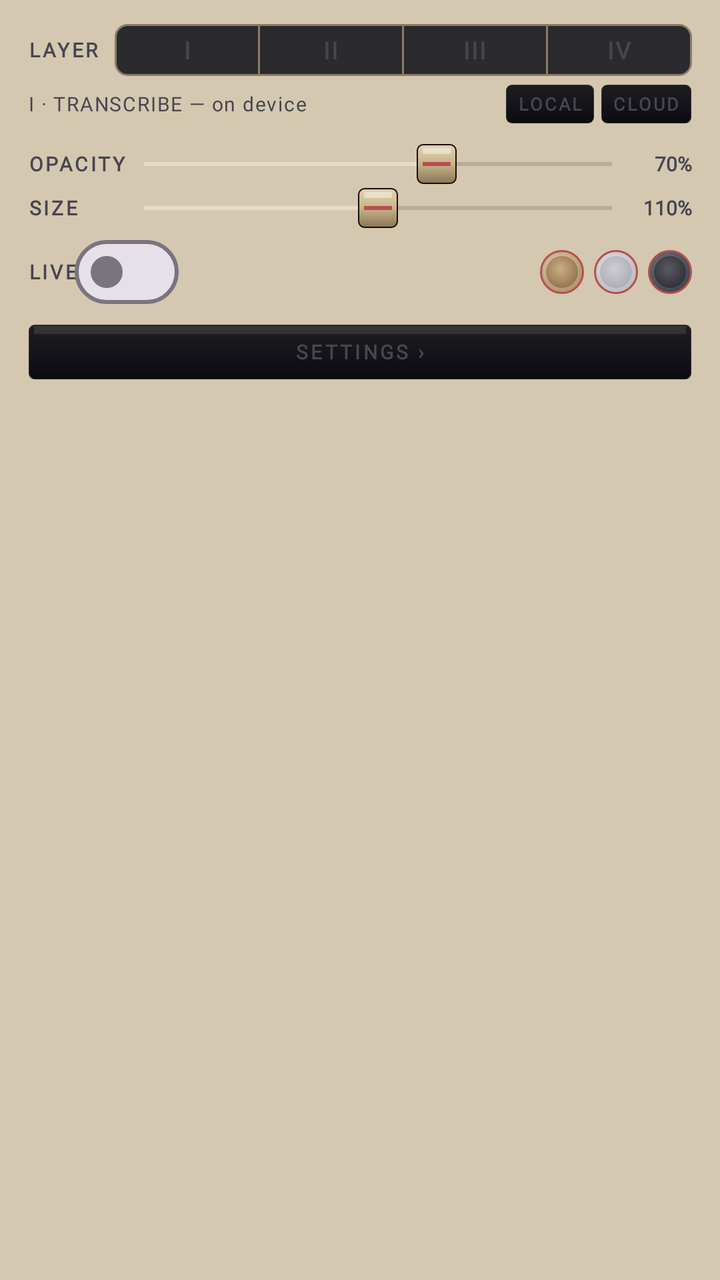
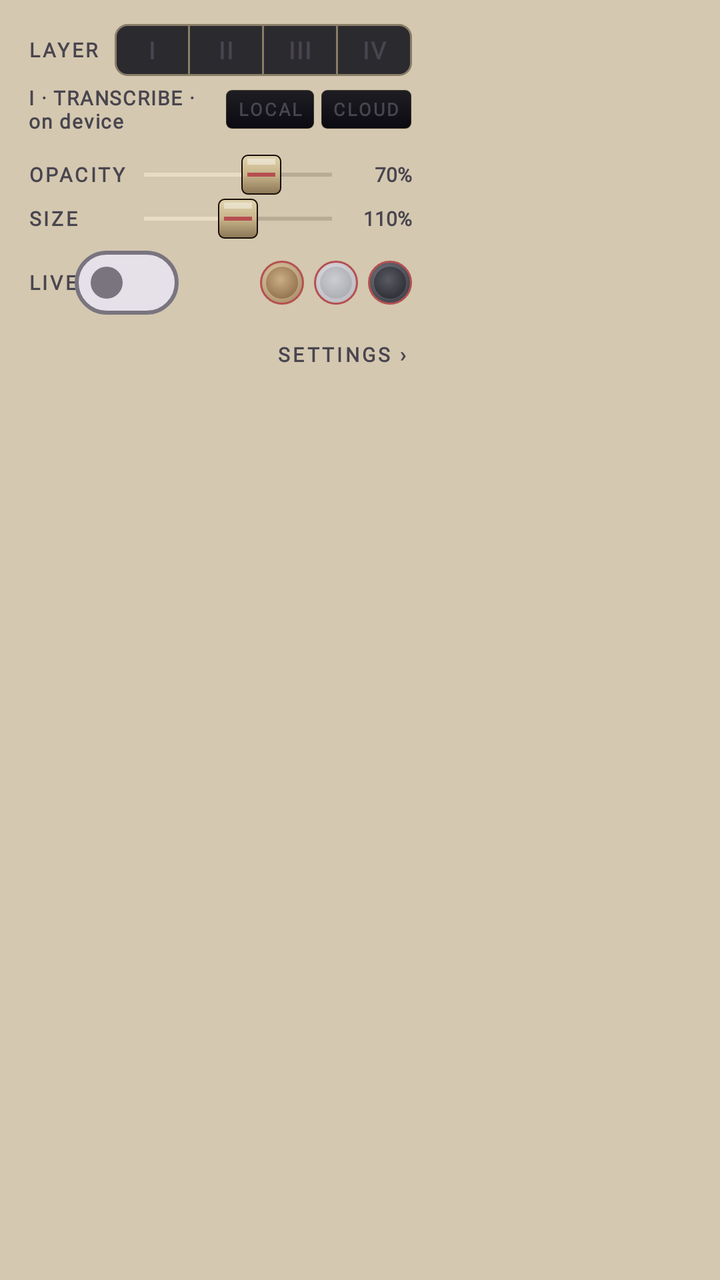

Compare the two renders of this Android layout. The source of the first and the diff that turns it into the second are given below.
<!-- AndroidManifest.xml: application theme Theme.WhatIMeant -->
<!-- res/layout/bubble_menu.xml -->
<?xml version="1.0" encoding="utf-8"?>
<LinearLayout xmlns:android="http://schemas.android.com/apk/res/android"
    android:id="@+id/menuRoot"
    android:layout_width="220dp"
    android:layout_height="wrap_content"
    android:orientation="vertical"
    android:elevation="14dp"
    android:paddingStart="14dp"
    android:paddingEnd="14dp"
    android:paddingTop="12dp"
    android:paddingBottom="22dp">

    
    <TextView
        android:id="@+id/menuPredictionChip"
        android:layout_width="wrap_content"
        android:layout_height="wrap_content"
        android:layout_gravity="center_horizontal"
        android:layout_marginBottom="8dp"
        android:paddingStart="10dp"
        android:paddingEnd="10dp"
        android:paddingTop="3dp"
        android:paddingBottom="3dp"
        android:text=""
        android:textSize="10sp"
        android:fontFamily="@font/josefin_sans"
        android:textStyle="bold"
        android:letterSpacing="0.12"
        android:visibility="gone" />

    
    <LinearLayout
        android:layout_width="match_parent"
        android:layout_height="wrap_content"
        android:orientation="horizontal"
        android:gravity="center_vertical">

        <TextView
            android:id="@+id/menuLayerLabel"
            android:layout_width="wrap_content"
            android:layout_height="wrap_content"
            android:text="@string/tile_layer"
            android:textSize="10sp"
            android:fontFamily="@font/josefin_sans"
            android:textStyle="bold"
            android:letterSpacing="0.12"
            android:layout_marginEnd="8dp" />

        <LinearLayout
            android:id="@+id/menuLayerSeg"
            android:layout_width="0dp"
            android:layout_weight="1"
            android:layout_height="26dp"
            android:orientation="horizontal"
            android:background="@drawable/menu_segment_frame"
            android:divider="@drawable/menu_segment_divider"
            android:showDividers="middle"
            android:padding="1dp">

            <TextView
                android:id="@+id/menuLayer1"
                android:layout_width="0dp"
                android:layout_weight="1"
                android:layout_height="match_parent"
                android:text="@string/bubble_menu_layer_1"
                android:textSize="12sp"
                android:fontFamily="@font/josefin_sans"
                android:textStyle="bold"
                android:gravity="center"
                android:letterSpacing="0.06"
                android:background="@drawable/menu_segment_cell" />
            <TextView
                android:id="@+id/menuLayer2"
                android:layout_width="0dp"
                android:layout_weight="1"
                android:layout_height="match_parent"
                android:text="@string/bubble_menu_layer_2"
                android:textSize="12sp"
                android:fontFamily="@font/josefin_sans"
                android:textStyle="bold"
                android:gravity="center"
                android:letterSpacing="0.06"
                android:background="@drawable/menu_segment_cell" />
            <TextView
                android:id="@+id/menuLayer3"
                android:layout_width="0dp"
                android:layout_weight="1"
                android:layout_height="match_parent"
                android:text="@string/bubble_menu_layer_3"
                android:textSize="12sp"
                android:fontFamily="@font/josefin_sans"
                android:textStyle="bold"
                android:gravity="center"
                android:letterSpacing="0.06"
                android:background="@drawable/menu_segment_cell" />
            <TextView
                android:id="@+id/menuLayer4"
                android:layout_width="0dp"
                android:layout_weight="1"
                android:layout_height="match_parent"
                android:text="@string/bubble_menu_layer_4"
                android:textSize="12sp"
                android:fontFamily="@font/josefin_sans"
                android:textStyle="bold"
                android:gravity="center"
                android:letterSpacing="0.06"
                android:background="@drawable/menu_segment_cell" />
        </LinearLayout>
    </LinearLayout>

    
    <LinearLayout
        android:layout_width="match_parent"
        android:layout_height="wrap_content"
        android:orientation="horizontal"
        android:gravity="center_vertical"
        android:layout_marginTop="4dp">

        <TextView
            android:id="@+id/menuLayerName"
            android:layout_width="0dp"
            android:layout_weight="1"
            android:layout_height="wrap_content"
            android:text="@string/bubble_menu_layer_1_name"
            android:textSize="10sp"
            android:fontFamily="@font/josefin_sans"
            android:letterSpacing="0.06"
            android:maxLines="1"
            android:ellipsize="end" />

        <LinearLayout
            android:id="@+id/menuL1Row"
            android:layout_width="wrap_content"
            android:layout_height="wrap_content"
            android:orientation="horizontal"
            android:layout_marginStart="6dp">

            <TextView
                android:id="@+id/menuL1Local"
                android:layout_width="wrap_content"
                android:layout_height="20dp"
                android:minWidth="44dp"
                android:paddingStart="6dp"
                android:paddingEnd="6dp"
                android:text="@string/layer_local"
                android:textSize="9sp"
                android:fontFamily="@font/josefin_sans"
                android:textStyle="bold"
                android:gravity="center"
                android:letterSpacing="0.10"
                android:background="@drawable/nameplate_bg"
                android:layout_marginEnd="3dp" />

            <TextView
                android:id="@+id/menuL1Cloud"
                android:layout_width="wrap_content"
                android:layout_height="20dp"
                android:minWidth="44dp"
                android:paddingStart="6dp"
                android:paddingEnd="6dp"
                android:text="@string/bubble_menu_cloud"
                android:textSize="9sp"
                android:fontFamily="@font/josefin_sans"
                android:textStyle="bold"
                android:gravity="center"
                android:letterSpacing="0.10"
                android:background="@drawable/nameplate_bg" />
        </LinearLayout>
    </LinearLayout>

    
    <LinearLayout
        android:layout_width="match_parent"
        android:layout_height="wrap_content"
        android:orientation="horizontal"
        android:gravity="center_vertical"
        android:layout_marginTop="10dp">

        <TextView
            android:id="@+id/menuOpacityLabel"
            android:layout_width="52dp"
            android:layout_height="wrap_content"
            android:text="@string/bubble_menu_opacity"
            android:textSize="10sp"
            android:fontFamily="@font/josefin_sans"
            android:textStyle="bold"
            android:letterSpacing="0.12" />

        <SeekBar
            android:id="@+id/menuOpacitySeek"
            android:layout_width="0dp"
            android:layout_weight="1"
            android:layout_height="wrap_content"
            android:min="20"
            android:max="100"
            android:progress="70"
            android:thumb="@drawable/fader_thumb"
            android:splitTrack="false"
            android:paddingStart="6dp"
            android:paddingEnd="6dp" />

        <TextView
            android:id="@+id/menuOpacityValue"
            android:layout_width="34dp"
            android:layout_height="wrap_content"
            android:text="70%"
            android:gravity="end"
            android:textSize="10sp"
            android:fontFamily="@font/josefin_sans"
            android:textStyle="bold" />
    </LinearLayout>

    
    <LinearLayout
        android:layout_width="match_parent"
        android:layout_height="wrap_content"
        android:orientation="horizontal"
        android:gravity="center_vertical"
        android:layout_marginTop="2dp">

        <TextView
            android:id="@+id/menuSizeLabel"
            android:layout_width="52dp"
            android:layout_height="wrap_content"
            android:text="@string/bubble_menu_size"
            android:textSize="10sp"
            android:fontFamily="@font/josefin_sans"
            android:textStyle="bold"
            android:letterSpacing="0.12" />

        <SeekBar
            android:id="@+id/menuSizeSeek"
            android:layout_width="0dp"
            android:layout_weight="1"
            android:layout_height="wrap_content"
            android:min="70"
            android:max="150"
            android:progress="110"
            android:thumb="@drawable/fader_thumb"
            android:splitTrack="false"
            android:paddingStart="6dp"
            android:paddingEnd="6dp" />

        <TextView
            android:id="@+id/menuSizeValue"
            android:layout_width="34dp"
            android:layout_height="wrap_content"
            android:text="110%"
            android:gravity="end"
            android:textSize="10sp"
            android:fontFamily="@font/josefin_sans"
            android:textStyle="bold" />
    </LinearLayout>

    
    <LinearLayout
        android:layout_width="match_parent"
        android:layout_height="wrap_content"
        android:orientation="horizontal"
        android:gravity="center_vertical"
        android:layout_marginTop="6dp">

        <TextView
            android:id="@+id/menuLiveLabel"
            android:layout_width="wrap_content"
            android:layout_height="wrap_content"
            android:text="@string/bubble_menu_live"
            android:textSize="10sp"
            android:fontFamily="@font/josefin_sans"
            android:textStyle="bold"
            android:letterSpacing="0.12"
            android:labelFor="@id/menuLiveToggle" />

        <com.google.android.material.materialswitch.MaterialSwitch
            android:id="@+id/menuLiveToggle"
            android:layout_width="wrap_content"
            android:layout_height="wrap_content"
            android:minWidth="0dp"
            android:minHeight="0dp"
            android:layout_marginStart="-2dp"
            android:theme="@style/WimSwitchTheme" />

        <View
            android:layout_width="0dp"
            android:layout_weight="1"
            android:layout_height="1dp" />

        
        <TextView
            android:id="@+id/menuColorLabel"
            android:layout_width="wrap_content"
            android:layout_height="wrap_content"
            android:text="@string/bubble_menu_color"
            android:textSize="10sp"
            android:fontFamily="@font/josefin_sans"
            android:textStyle="bold"
            android:letterSpacing="0.12"
            android:visibility="gone" />

        <View
            android:id="@+id/menuThemeBronze"
            android:layout_width="22dp"
            android:layout_height="22dp"
            android:minWidth="44dp"
            android:minHeight="44dp"
            android:background="@drawable/color_indicator_bronze"
            android:layout_marginStart="5dp"
            android:contentDescription="@string/bubble_color_bronze" />
        <View
            android:id="@+id/menuThemeAluminum"
            android:layout_width="22dp"
            android:layout_height="22dp"
            android:minWidth="44dp"
            android:minHeight="44dp"
            android:background="@drawable/color_indicator_silver"
            android:layout_marginStart="5dp"
            android:contentDescription="@string/bubble_color_silver" />
        <View
            android:id="@+id/menuThemeGunmetal"
            android:layout_width="22dp"
            android:layout_height="22dp"
            android:minWidth="44dp"
            android:minHeight="44dp"
            android:background="@drawable/color_indicator_gunmetal"
            android:layout_marginStart="5dp"
            android:contentDescription="@string/bubble_color_gunmetal" />
    </LinearLayout>

    
    <TextView
        android:id="@+id/menuOpenSettings"
        android:layout_width="match_parent"
        android:layout_height="28dp"
        android:layout_marginTop="10dp"
        android:text="@string/bubble_menu_settings_arrow"
        android:textSize="10sp"
        android:fontFamily="@font/josefin_sans"
        android:textStyle="bold"
        android:gravity="center"
        android:letterSpacing="0.14"
        android:background="@drawable/nameplate_bg" />
</LinearLayout>
<!-- resources referenced by this layout -->
<resources>
  <!-- drawable menu_segment_cell (drawable) -->
  <?xml version="1.0" encoding="utf-8"?>
  <selector xmlns:android="http://schemas.android.com/apk/res/android">
      <item android:state_selected="true">
          <shape android:shape="rectangle"><solid android:color="#FFB55050" /></shape>
      </item>
      <item>
          <shape android:shape="rectangle"><solid android:color="#00000000" /></shape>
      </item>
  </selector>
  <!-- drawable menu_segment_divider (drawable) -->
  <?xml version="1.0" encoding="utf-8"?>
  <shape xmlns:android="http://schemas.android.com/apk/res/android" android:shape="rectangle">
      <solid android:color="#FF8A7D68" />
      <size android:width="1dp" />
  </shape>
  <!-- drawable menu_segment_frame (drawable) -->
  <?xml version="1.0" encoding="utf-8"?>
  <shape xmlns:android="http://schemas.android.com/apk/res/android" android:shape="rectangle">
      <solid android:color="#FF2A2A2F" />
      <stroke android:width="1dp" android:color="#FF8A7D68" />
      <corners android:radius="6dp" />
  </shape>
  <string name="bubble_color_bronze">Bronze</string>
  <string name="bubble_color_gunmetal">Gunmetal</string>
  <string name="bubble_color_silver">Silver</string>
  <string name="bubble_menu_cloud">CLOUD</string>
  <string name="bubble_menu_color">COLOR</string>
  <string name="bubble_menu_layer_1">I</string>
  <string name="bubble_menu_layer_1_name">I · TRANSCRIBE — on device</string>
  <string name="bubble_menu_layer_2">II</string>
  <string name="bubble_menu_layer_3">III</string>
  <string name="bubble_menu_layer_4">IV</string>
  <string name="bubble_menu_live">LIVE</string>
  <string name="bubble_menu_opacity">OPACITY</string>
  <string name="bubble_menu_settings_arrow">SETTINGS  ›</string>
  <string name="bubble_menu_size">SIZE</string>
  <string name="layer_local">LOCAL</string>
  <string name="tile_layer">LAYER</string>
  <style name="WimSwitchTheme" parent="Widget.Material3.CompoundButton.MaterialSwitch">
          <item name="colorPrimary">@color/copper_gold</item>
          <item name="colorSurface">@color/bg_surface</item>
      </style>
  <style name="Theme.WhatIMeant" parent="Theme.Material3.DayNight.NoActionBar">
          <item name="colorPrimary">@color/red_primary</item>
          <item name="colorOnPrimary">@color/text_white</item>
          <item name="colorPrimaryContainer">@color/bg_surface</item>
          <item name="colorOnPrimaryContainer">@color/text_primary</item>
          <item name="colorSecondary">@color/bg_surface</item>
          <item name="colorSurface">@color/bg_base</item>
          <item name="colorOnSurface">@color/text_primary</item>
          <item name="android:windowBackground">@color/bg_base</item>
          <item name="android:statusBarColor">@color/bg_surface</item>
          <item name="android:navigationBarColor">@color/bg_surface</item>
          <item name="android:colorBackground">@color/bg_base</item>
          <item name="android:textColorPrimary">@color/text_primary</item>
          <item name="android:textColorSecondary">@color/text_secondary</item>
          <item name="colorSurfaceVariant">@color/bg_elevated</item>
      </style>
  <color name="copper_gold">#FF8A5A2F</color>
  <color name="bg_surface">#FFE8DDC4</color>
  <color name="red_primary">#FFB91C1C</color>
  <color name="text_white">#FF1A1612</color>
  <color name="text_primary">#FF2A2420</color>
  <color name="bg_base">#FFD4C8B0</color>
  <color name="text_secondary">#FF6B5D4A</color>
  <color name="bg_elevated">#FFF0E8D8</color>
  <!-- unchanged entries left out for length: 5 -->
</resources>

<!-- the commit's change to res/layout/bubble_menu.xml (unified diff, before → after) -->
@@ -1,6 +1,11 @@
 <?xml version="1.0" encoding="utf-8"?>
-<LinearLayout xmlns:android="http://schemas.android.com/apk/res/android"
+<FrameLayout xmlns:android="http://schemas.android.com/apk/res/android"
     android:id="@+id/menuRoot"
+    android:layout_width="wrap_content"
+    android:layout_height="wrap_content">
+
+<LinearLayout
+    android:id="@+id/menuPlate"
     android:layout_width="220dp"
     android:layout_height="wrap_content"
     android:orientation="vertical"
@@ -124,9 +129,8 @@
             android:text="@string/bubble_menu_layer_1_name"
             android:textSize="10sp"
             android:fontFamily="@font/josefin_sans"
-            android:letterSpacing="0.06"
-            android:maxLines="1"
-            android:ellipsize="end" />
+            android:textStyle="bold"
+            android:letterSpacing="0.06" />
 
         <LinearLayout
             android:id="@+id/menuL1Row"
@@ -329,14 +333,18 @@
     
     <TextView
         android:id="@+id/menuOpenSettings"
-        android:layout_width="match_parent"
-        android:layout_height="28dp"
-        android:layout_marginTop="10dp"
+        android:layout_width="wrap_content"
+        android:layout_height="wrap_content"
+        android:layout_gravity="end"
+        android:layout_marginTop="6dp"
+        android:minHeight="28dp"
+        android:gravity="center_vertical"
+        android:paddingStart="8dp"
+        android:paddingEnd="2dp"
         android:text="@string/bubble_menu_settings_arrow"
         android:textSize="10sp"
         android:fontFamily="@font/josefin_sans"
         android:textStyle="bold"
-        android:gravity="center"
-        android:letterSpacing="0.14"
-        android:background="@drawable/nameplate_bg" />
+        android:letterSpacing="0.14" />
 </LinearLayout>
+</FrameLayout>
<!-- resource entries referenced after the edit -->
@@ -29,7 +29,7 @@
   <string name="bubble_menu_cloud">CLOUD</string>
   <string name="bubble_menu_color">COLOR</string>
   <string name="bubble_menu_layer_1">I</string>
-  <string name="bubble_menu_layer_1_name">I · TRANSCRIBE — on device</string>
+  <string name="bubble_menu_layer_1_name">I · TRANSCRIBE · on device</string>
   <string name="bubble_menu_layer_2">II</string>
   <string name="bubble_menu_layer_3">III</string>
   <string name="bubble_menu_layer_4">IV</string>
